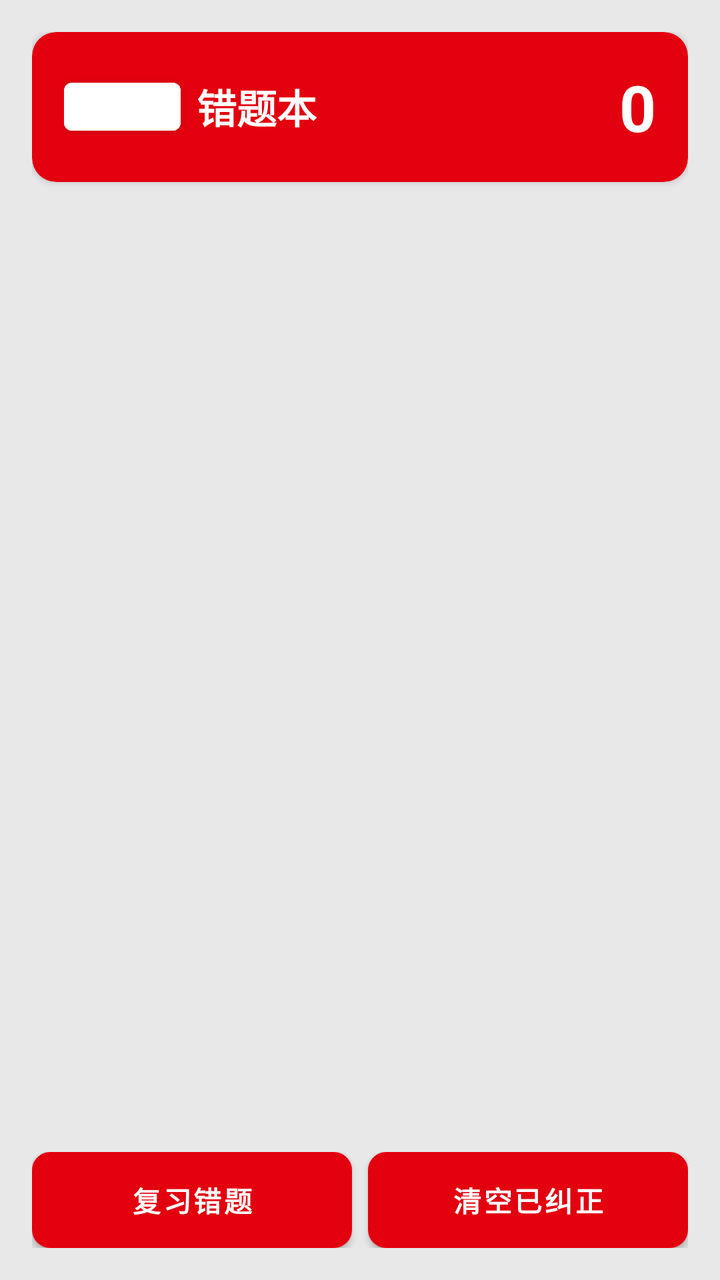
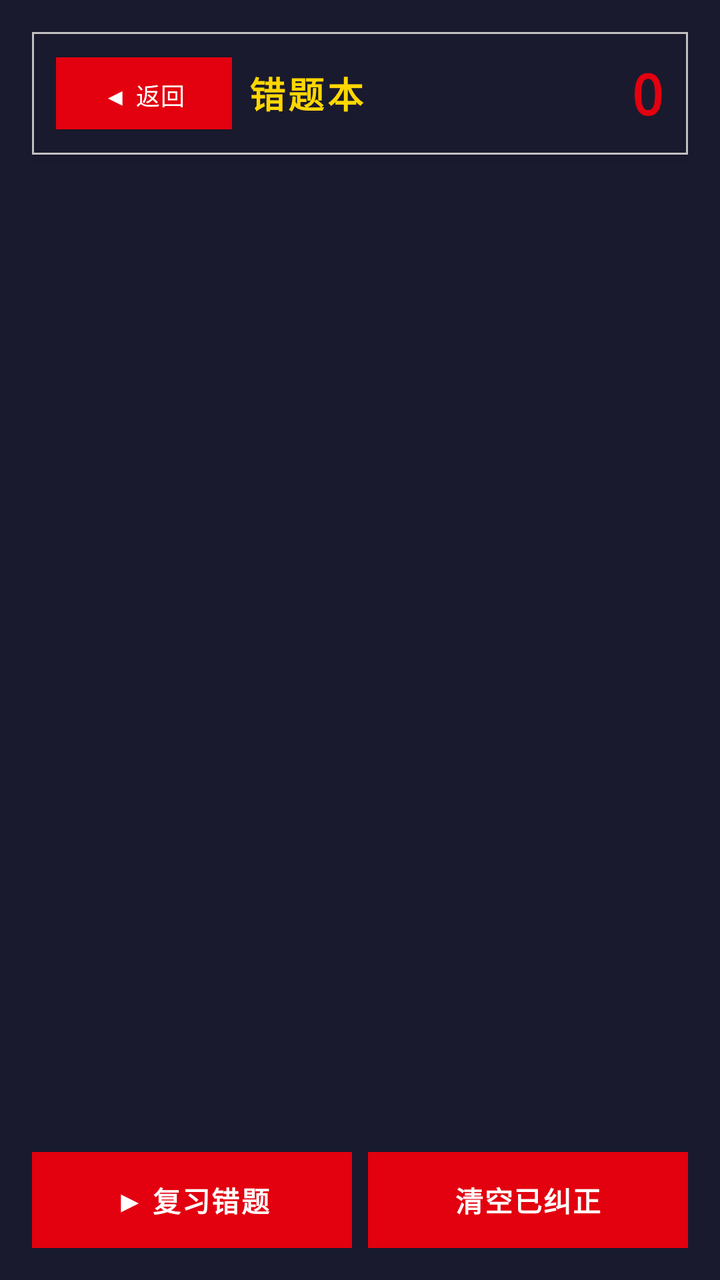

An Android layout rendered at two revisions. The XML below is the earlier revision; the diff shows what the commit changed to produce the second picture.
<!-- AndroidManifest.xml: application theme Theme.LearnE -->
<!-- res/layout/fragment_wrong_words.xml -->
<?xml version="1.0" encoding="utf-8"?>
<LinearLayout xmlns:android="http://schemas.android.com/apk/res/android"
    android:layout_width="match_parent"
    android:layout_height="match_parent"
    android:orientation="vertical"
    android:background="@color/background"
    android:padding="16dp">

    
    <androidx.cardview.widget.CardView
        android:layout_width="match_parent"
        android:layout_height="wrap_content"
        app:cardBackgroundColor="@color/primary"
        app:cardCornerRadius="12dp"
        xmlns:app="http://schemas.android.com/apk/res-auto">

        <LinearLayout
            android:layout_width="match_parent"
            android:layout_height="wrap_content"
            android:orientation="horizontal"
            android:padding="16dp"
            android:gravity="center">

            <Button
                android:id="@+id/btn_back"
                android:layout_width="wrap_content"
                android:layout_height="36dp"
                android:text="返回"
                android:textSize="12sp"
                android:layout_marginEnd="8dp"
                android:minHeight="0dp"
                android:minWidth="0dp"
                android:backgroundTint="#FFFFFF"/>

            <TextView
                android:layout_width="0dp"
                android:layout_height="wrap_content"
                android:layout_weight="1"
                android:text="错题本"
                android:textColor="@color/white"
                android:textSize="20sp"
                android:textStyle="bold"/>

            <TextView
                android:id="@+id/tv_wrong_count"
                android:layout_width="wrap_content"
                android:layout_height="wrap_content"
                android:text="0"
                android:textColor="@color/white"
                android:textSize="32sp"
                android:textStyle="bold"/>

        </LinearLayout>

    </androidx.cardview.widget.CardView>

    
    <androidx.recyclerview.widget.RecyclerView
        android:id="@+id/rv_wrong_words"
        android:layout_width="match_parent"
        android:layout_height="0dp"
        android:layout_weight="1"
        android:layout_marginTop="16dp"/>

    
    <LinearLayout
        android:layout_width="match_parent"
        android:layout_height="wrap_content"
        android:orientation="horizontal"
        android:layout_marginTop="16dp">

        <Button
            android:id="@+id/btn_review_wrong"
            android:layout_width="0dp"
            android:layout_height="48dp"
            android:layout_weight="1"
            android:text="复习错题"
            android:background="@drawable/btn_primary"
            android:textColor="@color/white"
            android:textSize="14sp"
            android:textStyle="bold"/>

        <Button
            android:id="@+id/btn_clear_wrong"
            android:layout_width="0dp"
            android:layout_height="48dp"
            android:layout_weight="1"
            android:text="清空已纠正"
            android:background="@drawable/btn_accent"
            android:textColor="@color/white"
            android:layout_marginStart="8dp"
            android:textSize="14sp"
            android:textStyle="bold"/>

    </LinearLayout>

</LinearLayout>
<!-- resources referenced by this layout -->
<resources>
  <color name="background">#E8E8E8</color>
  <color name="primary">#E3000F</color>
  <color name="white">#FFFFFFFF</color>
  <!-- drawable btn_accent (drawable) -->
  <?xml version="1.0" encoding="utf-8"?>
  <shape xmlns:android="http://schemas.android.com/apk/res/android"
      android:shape="rectangle">
      <solid android:color="@color/accent"/>
      <corners android:radius="8dp"/>
      <stroke android:width="2dp" android:color="@color/white"/>
  </shape>
  <!-- drawable btn_primary (drawable) -->
  <?xml version="1.0" encoding="utf-8"?>
  <shape xmlns:android="http://schemas.android.com/apk/res/android"
      android:shape="rectangle">
      <solid android:color="@color/primary"/>
      <corners android:radius="8dp"/>
      <stroke android:width="2dp" android:color="@color/white"/>
  </shape>
  <style name="Theme.LearnE" parent="Theme.MaterialComponents.Light.NoActionBar">
          <item name="colorPrimary">@color/primary</item>
          <item name="colorPrimaryDark">@color/primary_dark</item>
          <item name="colorAccent">@color/accent</item>
      </style>
  <color name="accent">#0039CB</color>
  <color name="primary_dark">#B3000C</color>
</resources>

<!-- the commit's change to res/layout/fragment_wrong_words.xml (unified diff, before → after) -->
@@ -3,56 +3,52 @@
     android:layout_width="match_parent"
     android:layout_height="match_parent"
     android:orientation="vertical"
-    android:background="@color/background"
+    android:background="@color/mecha_hull"
     android:padding="16dp">
 
     
-    <androidx.cardview.widget.CardView
+    <LinearLayout
         android:layout_width="match_parent"
         android:layout_height="wrap_content"
-        app:cardBackgroundColor="@color/primary"
-        app:cardCornerRadius="12dp"
-        xmlns:app="http://schemas.android.com/apk/res-auto">
+        android:orientation="horizontal"
+        android:background="@drawable/panel_dark"
+        android:padding="12dp"
+        android:gravity="center"
+        android:elevation="4dp">
 
-        <LinearLayout
-            android:layout_width="match_parent"
+        <Button
+            android:id="@+id/btn_back"
+            android:layout_width="wrap_content"
+            android:layout_height="36dp"
+            android:text="◀ 返回"
+            android:textColor="@color/mecha_white"
+            android:textSize="12sp"
+            android:background="@drawable/btn_accent"
+            android:layout_marginEnd="8dp"
+            android:paddingHorizontal="12dp"
+            android:letterSpacing="0.05"/>
+
+        <TextView
+            android:layout_width="0dp"
             android:layout_height="wrap_content"
-            android:orientation="horizontal"
-            android:padding="16dp"
-            android:gravity="center">
+            android:layout_weight="1"
+            android:text="错题本"
+            android:textColor="@color/mecha_gold"
+            android:textSize="18sp"
+            android:textStyle="bold"
+            android:fontFamily="monospace"
+            android:letterSpacing="0.08"/>
 
-            <Button
-                android:id="@+id/btn_back"
-                android:layout_width="wrap_content"
-                android:layout_height="36dp"
-                android:text="返回"
-                android:textSize="12sp"
-                android:layout_marginEnd="8dp"
-                android:minHeight="0dp"
-                android:minWidth="0dp"
-                android:backgroundTint="#FFFFFF"/>
-
-            <TextView
-                android:layout_width="0dp"
-                android:layout_height="wrap_content"
-                android:layout_weight="1"
-                android:text="错题本"
-                android:textColor="@color/white"
-                android:textSize="20sp"
-                android:textStyle="bold"/>
-
-            <TextView
-                android:id="@+id/tv_wrong_count"
-                android:layout_width="wrap_content"
-                android:layout_height="wrap_content"
-                android:text="0"
-                android:textColor="@color/white"
-                android:textSize="32sp"
-                android:textStyle="bold"/>
-
-        </LinearLayout>
-
-    </androidx.cardview.widget.CardView>
+        <TextView
+            android:id="@+id/tv_wrong_count"
+            android:layout_width="wrap_content"
+            android:layout_height="wrap_content"
+            android:text="0"
+            android:textColor="@color/mecha_red"
+            android:textSize="28sp"
+            android:textStyle="bold"
+            android:fontFamily="monospace"/>
+    </LinearLayout>
 
     
     <androidx.recyclerview.widget.RecyclerView
@@ -60,25 +56,26 @@
         android:layout_width="match_parent"
         android:layout_height="0dp"
         android:layout_weight="1"
-        android:layout_marginTop="16dp"/>
+        android:layout_marginTop="12dp"/>
 
     
     <LinearLayout
         android:layout_width="match_parent"
         android:layout_height="wrap_content"
         android:orientation="horizontal"
-        android:layout_marginTop="16dp">
+        android:layout_marginTop="12dp">
 
         <Button
             android:id="@+id/btn_review_wrong"
             android:layout_width="0dp"
             android:layout_height="48dp"
             android:layout_weight="1"
-            android:text="复习错题"
+            android:text="▶ 复习错题"
             android:background="@drawable/btn_primary"
-            android:textColor="@color/white"
+            android:textColor="@color/mecha_white"
             android:textSize="14sp"
-            android:textStyle="bold"/>
+            android:textStyle="bold"
+            android:letterSpacing="0.05"/>
 
         <Button
             android:id="@+id/btn_clear_wrong"
@@ -87,10 +84,11 @@
             android:layout_weight="1"
             android:text="清空已纠正"
             android:background="@drawable/btn_accent"
-            android:textColor="@color/white"
+            android:textColor="@color/mecha_white"
             android:layout_marginStart="8dp"
             android:textSize="14sp"
-            android:textStyle="bold"/>
+            android:textStyle="bold"
+            android:letterSpacing="0.05"/>
 
     </LinearLayout>
 
<!-- resource entries referenced after the edit -->
@@ -1,30 +1,56 @@
 <!-- resources referenced by this layout -->
 <resources>
-  <color name="background">#E8E8E8</color>
-  <color name="primary">#E3000F</color>
-  <color name="white">#FFFFFFFF</color>
+  <color name="mecha_gold">#FFD700</color>
+  <color name="mecha_hull">#1A1A2E</color>
+  <color name="mecha_red">#E3000F</color>
+  <color name="mecha_white">#FFFFFF</color>
   <!-- drawable btn_accent (drawable) -->
   <?xml version="1.0" encoding="utf-8"?>
-  <shape xmlns:android="http://schemas.android.com/apk/res/android"
-      android:shape="rectangle">
-      <solid android:color="@color/accent"/>
-      <corners android:radius="8dp"/>
-      <stroke android:width="2dp" android:color="@color/white"/>
-  </shape>
+  <selector xmlns:android="http://schemas.android.com/apk/res/android">
+      <item android:state_pressed="true">
+          <shape android:shape="rectangle">
+              <solid android:color="#002D9E"/>
+              <stroke android:width="2dp" android:color="#FFD700"/>
+          </shape>
+      </item>
+      <item>
+          <shape android:shape="rectangle">
+              <solid android:color="#0039CB"/>
+              <stroke android:width="1dp" android:color="#C0C0C0"/>
+          </shape>
+      </item>
+  </selector>
   <!-- drawable btn_primary (drawable) -->
   <?xml version="1.0" encoding="utf-8"?>
-  <shape xmlns:android="http://schemas.android.com/apk/res/android"
-      android:shape="rectangle">
-      <solid android:color="@color/primary"/>
-      <corners android:radius="8dp"/>
-      <stroke android:width="2dp" android:color="@color/white"/>
+  <selector xmlns:android="http://schemas.android.com/apk/res/android">
+      <item android:state_pressed="true">
+          <shape android:shape="rectangle">
+              <solid android:color="#B3000C"/>
+              <stroke android:width="2dp" android:color="#FFD700"/>
+          </shape>
+      </item>
+      <item>
+          <shape android:shape="rectangle">
+              <solid android:color="#E3000F"/>
+              <stroke android:width="1dp" android:color="#C0C0C0"/>
+          </shape>
+      </item>
+  </selector>
+  <!-- drawable panel_dark (drawable) -->
+  <?xml version="1.0" encoding="utf-8"?>
+  <shape xmlns:android="http://schemas.android.com/apk/res/android" android:shape="rectangle">
+      <solid android:color="#1A1A2E"/>
+      <stroke android:width="1dp" android:color="#C0C0C0"/>
   </shape>
   <style name="Theme.LearnE" parent="Theme.MaterialComponents.Light.NoActionBar">
-          <item name="colorPrimary">@color/primary</item>
-          <item name="colorPrimaryDark">@color/primary_dark</item>
-          <item name="colorAccent">@color/accent</item>
+          <item name="colorPrimary">@color/mecha_red</item>
+          <item name="colorPrimaryDark">@color/mecha_red_dark</item>
+          <item name="colorAccent">@color/mecha_gold</item>
+          <item name="android:windowBackground">@color/mecha_offwhite</item>
+          <item name="android:statusBarColor">@color/mecha_hull</item>
+          <item name="android:navigationBarColor">@color/mecha_hull</item>
       </style>
-  <color name="accent">#0039CB</color>
-  <color name="primary_dark">#B3000C</color>
+  <color name="mecha_red_dark">#B3000C</color>
+  <color name="mecha_offwhite">#E8ECF0</color>
 </resources>
 
